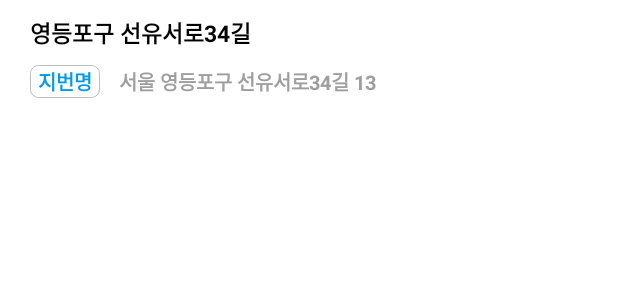
After one commit to uunwon/Clone-Coupangeats, an Android app: the layout item_road.xml on its own in the app's theme, with its tools: preview values and no code run, on a phone screen of 412 x 824 dp. The commit adds this screen. Shown: the top 300 px of the screen. Run offline under Robolectric (Android 15) with nearby library versions, the phone set to English and light mode, and no system bars.

Commit message:
road api apply

```diff
--- /dev/null
+++ b/Coupangeats/app/src/main/java/com/yunwoon/coupangeatsproject/util/roadRecycler/RoadData.kt
@@ -0,0 +1,6 @@
+package com.yunwoon.coupangeatsproject.util.roadRecycler
+
+data class RoadData(
+    val roadText: String,
+    val roadTextDetail: String
+)
--- /dev/null
+++ b/Coupangeats/app/src/main/res/drawable/button_default_gray.xml
@@ -0,0 +1,13 @@
+<?xml version="1.0" encoding="utf-8"?>
+<shape xmlns:android="http://schemas.android.com/apk/res/android">
+    <solid
+        android:color="@color/white"/>
+    <stroke
+        android:width="0.7dp"
+        android:color="@color/gray_400" />
+    <corners
+        android:bottomLeftRadius="5dp"
+        android:topLeftRadius="5dp"
+        android:bottomRightRadius="5dp"
+        android:topRightRadius="5dp"/>
+</shape>
--- /dev/null
+++ b/Coupangeats/app/src/main/res/layout/item_road.xml
@@ -0,0 +1,59 @@
+<?xml version="1.0" encoding="utf-8"?>
+<LinearLayout
+    xmlns:android="http://schemas.android.com/apk/res/android"
+    android:layout_width="match_parent"
+    android:layout_height="wrap_content"
+    xmlns:app="http://schemas.android.com/apk/res-auto"
+    android:background="@color/white"
+    android:paddingStart="20dp"
+    android:paddingEnd="20dp"
+    android:paddingTop="10dp"
+    android:paddingBottom="10dp"
+    android:orientation="vertical">
+
+    <TextView
+        android:id="@+id/road_text"
+        android:layout_width="wrap_content"
+        android:layout_height="wrap_content"
+        android:text="@string/address_text_road"
+        android:textSize="15sp"
+        android:textStyle="bold"
+        android:textColor="@color/black" />
+
+    <LinearLayout
+        android:layout_width="match_parent"
+        android:layout_height="wrap_content">
+        <TextView
+            android:id="@+id/road_text_title"
+            android:layout_width="wrap_content"
+            android:layout_height="wrap_content"
+            android:minWidth="0dp"
+            android:paddingStart="5dp"
+            android:paddingEnd="5dp"
+            android:paddingTop="0.5dp"
+            android:paddingBottom="0.5dp"
+            android:layout_marginTop="10dp"
+            android:layout_marginEnd="7dp"
+            android:gravity="center"
+            android:text="@string/address_text_road_title"
+            android:textColor="@color/blue_600"
+            android:textStyle="bold"
+            android:textSize="13sp"
+            app:backgroundTint="@null"
+            android:background="@drawable/button_default_gray"/>
+
+        <TextView
+            android:id="@+id/road_text_detail"
+            android:layout_width="wrap_content"
+            android:layout_height="wrap_content"
+            android:layout_marginTop="10dp"
+            android:layout_marginStart="5dp"
+            android:singleLine="true"
+            android:ellipsize="end"
+            android:text="@string/address_text_road_detail"
+            android:textSize="13sp"
+            android:textStyle="bold"
+            android:textColor="@color/gray_500"/>
+    </LinearLayout>
+
+</LinearLayout>
--- a/Coupangeats/app/src/main/res/values/strings.xml
+++ b/Coupangeats/app/src/main/res/values/strings.xml
@@ -87,6 +87,9 @@
     <string name="address_text_search_guide2_1">(예: 신천동 7_30)</string>
     <string name="address_text_search_guide3">* 건물명, 아파트명</string>
     <string name="address_text_search_guide3_1">(예: 반포자이아파트)</string>
+    <string name="address_text_road_title">지번명</string>
+    <string name="address_text_road">영등포구 선유서로34길</string>
+    <string name="address_text_road_detail">서울 영등포구 선유서로34길 13</string>
 
     <string name="copy_right">ⓒCoupang Corp. All rights reserved.</string>
 </resources>
```
Also changed, not shown: Coupangeats/app/src/main/java/com/yunwoon/coupangeatsproject/config/ApplicationClass.kt (+10 -0 lines), Coupangeats/app/src/main/java/com/yunwoon/coupangeatsproject/src/address/AddressActivity.kt (+57 -8 lines), Coupangeats/app/src/main/java/com/yunwoon/coupangeatsproject/src/address/AddressActivityView.kt (added, +10 -0 lines), Coupangeats/app/src/main/java/com/yunwoon/coupangeatsproject/src/address/AddressRetrofitInterface.kt (added, +17 -0 lines), Coupangeats/app/src/main/java/com/yunwoon/coupangeatsproject/src/address/AddressService.kt (added, +27 -0 lines), Coupangeats/app/src/main/java/com/yunwoon/coupangeatsproject/src/address/models/AddressResponse.kt (added, +7 -0 lines), Coupangeats/app/src/main/java/com/yunwoon/coupangeatsproject/src/address/models/AddressResults.kt (added, +8 -0 lines), Coupangeats/app/src/main/java/com/yunwoon/coupangeatsproject/src/address/models/AddressResultsCommon.kt (added, +11 -0 lines), Coupangeats/app/src/main/java/com/yunwoon/coupangeatsproject/src/address/models/AddressResultsJuso.kt (added, +30 -0 lines), Coupangeats/app/src/main/java/com/yunwoon/coupangeatsproject/util/roadRecycler/RoadAdapter.kt (added, +38 -0 lines), Coupangeats/app/src/main/res/layout/activity_address.xml (+2 -15 lines), Coupangeats/app/src/main/res/layout/item_address_search.xml (deleted, +0 -7 lines).
